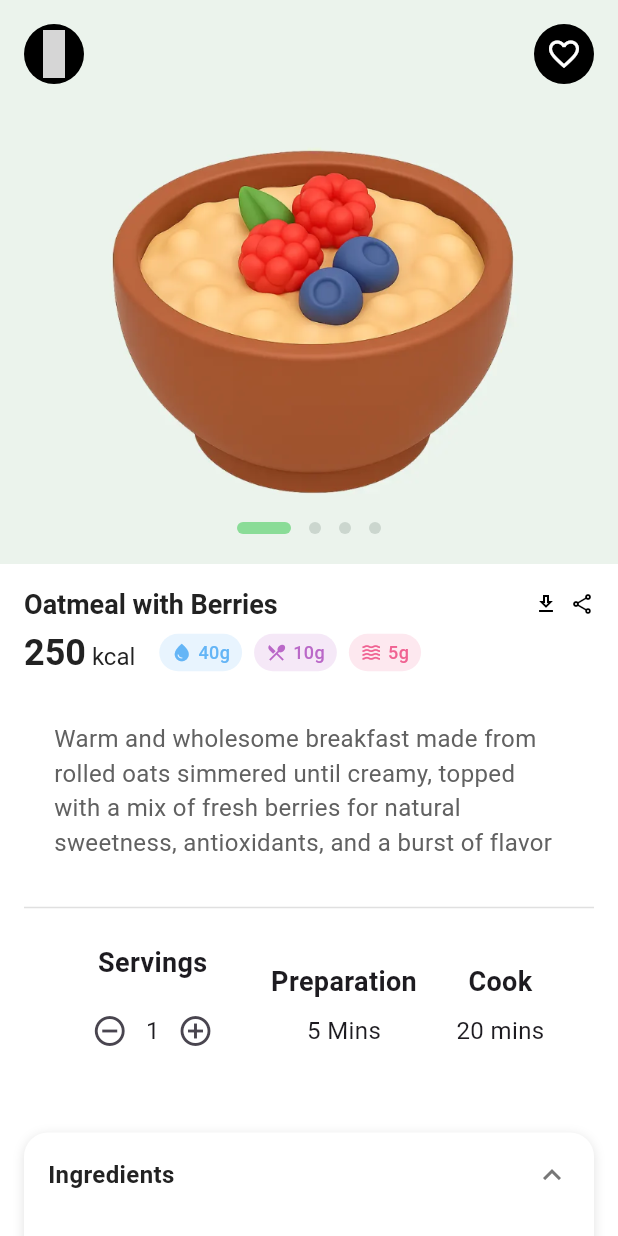
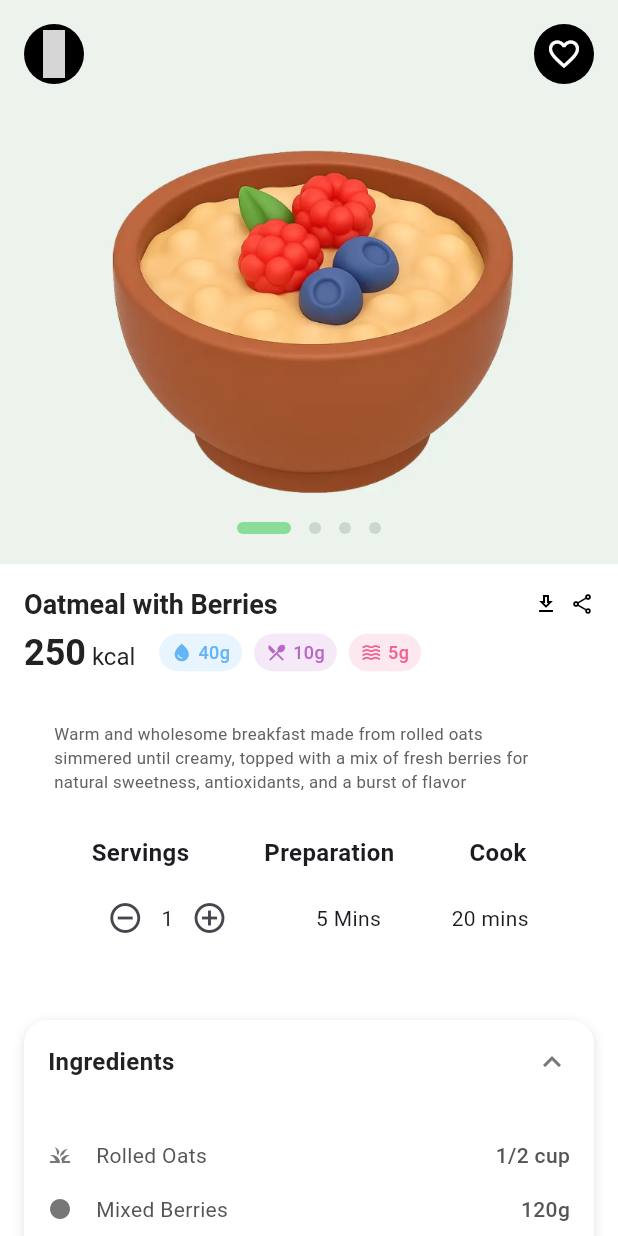
Before and after one commit to mukilan1/Ui_Yuvilabs, a Flutter app: the MealDetailPage screen opened by its route, on a phone screen of 412 x 824 dp. Run offline on Flutter 3.47's test engine with Material 3 defaults, Android fonts, the phone set to English and light mode, and no system bars; our stand-ins replace flutter_material_design_icons; Roboto replaces fonts that are missing (Nunito); grey boxes are pictures that could not be loaded.

Commit message:
Refactor meal detail info layout and text styles
Updated the meal description font size and spacing for improved readability. Refactored the servings, preparation, and cook info into a more compact layout using rows instead of separate columns, and adjusted font sizes for consistency.

```diff
--- a/health_diet_app/lib/screens/meal_detail.dart
+++ b/health_diet_app/lib/screens/meal_detail.dart
@@ -258,76 +258,67 @@ class _MealDetailPageState extends State<MealDetailPage> {
                       padding: const EdgeInsets.symmetric(horizontal: 20.0),
                       child: Text(
                         'Warm and wholesome breakfast made from rolled oats simmered until creamy, topped with a mix of fresh berries for natural sweetness, antioxidants, and a burst of flavor',
-                        style: TextStyle(fontSize: 16, color: Colors.grey[700]),
+                        style: TextStyle(
+                          fontSize: 11.2,
+                          color: Colors.grey[700],
+                        ),
                       ),
                     ),
-                    const SizedBox(height: 24),
-                    Divider(color: Colors.grey[300], thickness: 1),
+                    const SizedBox(height: 12),
                     Padding(
                       padding: const EdgeInsets.symmetric(
                         horizontal: 20.0,
                         vertical: 16.0,
                       ),
-                      child: Row(
-                        mainAxisAlignment: MainAxisAlignment.spaceAround,
-                        children: <Widget>[
-                          // Servings Section
-                          Column(
-                            children: <Widget>[
-                              const Text(
+                      child: Column(
+                        children: [
+                          Row(
+                            mainAxisAlignment: MainAxisAlignment.spaceAround,
+                            children: [
+                              Text(
                                 'Servings',
                                 style: TextStyle(
                                   fontWeight: FontWeight.bold,
-                                  fontSize: 18,
+                                  fontSize: 16,
                                 ),
                               ),
-                              const SizedBox(height: 8),
+                              Text(
+                                'Preparation',
+                                style: TextStyle(
+                                  fontWeight: FontWeight.bold,
+                                  fontSize: 16,
+                                ),
+                              ),
+                              Text(
+                                'Cook',
+                                style: TextStyle(
+                                  fontWeight: FontWeight.bold,
+                                  fontSize: 16,
+                                ),
+                              ),
+                            ],
+                          ),
+                          const SizedBox(height: 8),
+                          Row(
+                            mainAxisAlignment: MainAxisAlignment.spaceAround,
+                            children: [
                               Row(
-                                children: <Widget>[
+                                children: [
                                   IconButton(
                                     icon: const Icon(
                                       Icons.remove_circle_outline,
                                     ),
                                     onPressed: () {},
                                   ),
-                                  const Text(
-                                    '1',
-                                    style: TextStyle(fontSize: 16),
-                                  ),
+                                  Text('1', style: TextStyle(fontSize: 14)),
                                   IconButton(
                                     icon: const Icon(Icons.add_circle_outline),
                                     onPressed: () {},
                                   ),
                                 ],
                               ),
-                            ],
-                          ),
-                          // Preparation Section
-                          const Column(
-                            children: <Widget>[
-                              Text(
-                                'Preparation',
-                                style: TextStyle(
-                                  fontWeight: FontWeight.bold,
-                                  fontSize: 18,
-                                ),
-                              ),
-                              SizedBox(height: 8),
-                              Text('5 Mins', style: TextStyle(fontSize: 16)),
-                            ],
-                          ),
-                          // Cook Section
-                          const Column(
-                            children: <Widget>[
-                              Text(
-                                'Cook',
-                                style: TextStyle(
-                                  fontWeight: FontWeight.bold,
-                                  fontSize: 18,
-                                ),
-                              ),
-                              SizedBox(height: 8),
-                              Text('20 mins', style: TextStyle(fontSize: 16)),
+                              Text('5 Mins', style: TextStyle(fontSize: 14)),
+                              Text('20 mins', style: TextStyle(fontSize: 14)),
                             ],
                           ),
                         ],
```
